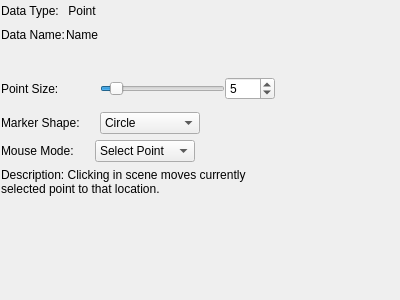
This is src/WhiskerToolbox/Media_Widget/MediaPoint_Widget/MediaPoint_Widget.ui in paulmthompson/WhiskerToolbox as Qt 5 draws it before an edit. The edited form follows.
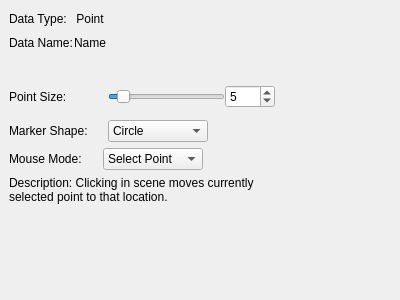
This is the edited form. Custom widgets are drawn as their Qt base class.

Commit message: Quick margin fix

The edit to the form file:
```diff
--- a/src/WhiskerToolbox/Media_Widget/MediaPoint_Widget/MediaPoint_Widget.ui
+++ b/src/WhiskerToolbox/Media_Widget/MediaPoint_Widget/MediaPoint_Widget.ui
@@ -18,16 +18,16 @@
     <number>6</number>
    </property>
    <property name="leftMargin">
-    <number>1</number>
+    <number>9</number>
    </property>
    <property name="topMargin">
-    <number>1</number>
+    <number>9</number>
    </property>
    <property name="rightMargin">
-    <number>1</number>
+    <number>9</number>
    </property>
    <property name="bottomMargin">
-    <number>1</number>
+    <number>9</number>
    </property>
    <item>
     <layout class="QGridLayout" name="gridLayout">
```
